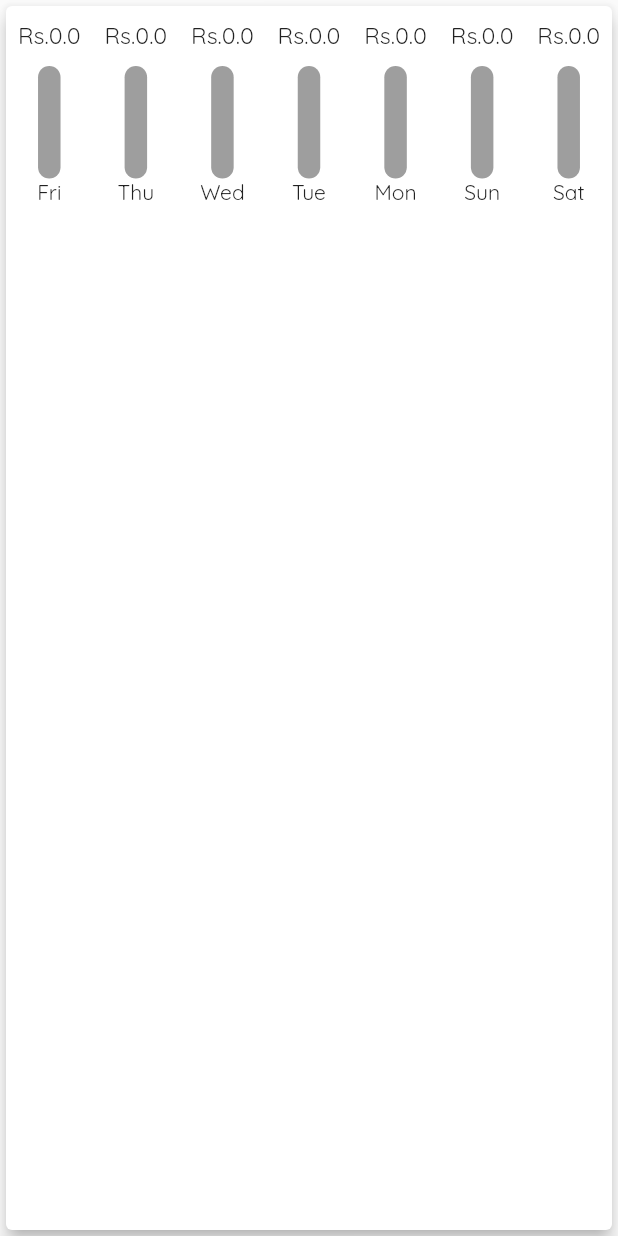
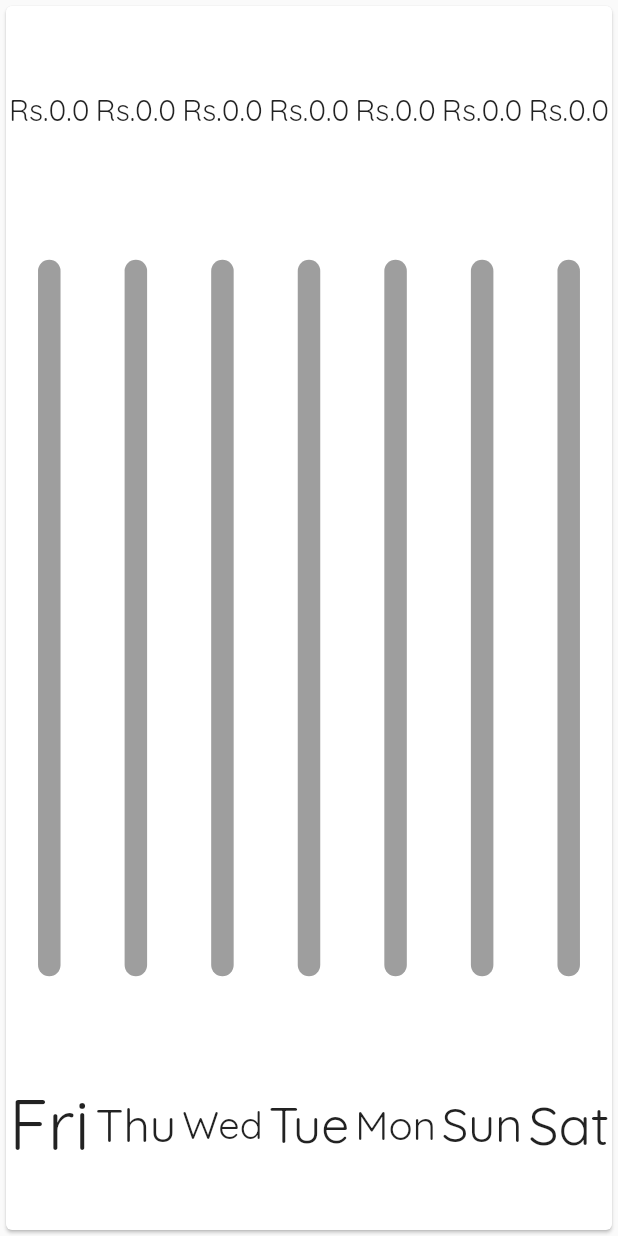
Before and after one commit to YuneshShrestha/personal_expenses_app, a Flutter app: the Chart widget shown alone on an empty page, opened directly with empty values, on a phone screen of 412 x 824 dp. Run offline on Flutter 3.47's test engine with Material 2 defaults, Android fonts, the phone set to English and light mode, and no system bars.

Commit message:
responsive design

```diff
--- a/lib/widgets/chart.dart
+++ b/lib/widgets/chart.dart
@@ -23,16 +23,20 @@ class Chart extends StatelessWidget {
   }
 
   double get totalSpending {
-    return dayWiseTransaction.fold(0.0, (sum, element) {
-      return sum + element['amt'];
-    });
+    double sum = 0.0;
+    for (int i = 0; i < dayWiseTransaction.length; i++) {
+      sum = sum + dayWiseTransaction[i]['amt'];
+    }
+    return sum;
+    // return dayWiseTransaction.fold(0.0, (sum, element) {
+    //   return sum + element['amt'];
+    // });
   }
-  // Map<String, Object> get value => null;
 
   @override
   Widget build(BuildContext context) {
     return Card(
-      elevation: 5.0,
+      // elevation: 5.0,
       child: Row(
         mainAxisAlignment: MainAxisAlignment.spaceBetween,
         children: dayWiseTransaction.map((e) {
--- a/lib/widgets/chart_bar.dart
+++ b/lib/widgets/chart_bar.dart
@@ -12,20 +12,22 @@ class ChartBar extends StatelessWidget {
   Widget build(BuildContext context) {
     return Padding(
       padding: const EdgeInsets.symmetric(vertical: 10.0, horizontal: 2.0),
-      child: Column(
+      child: LayoutBuilder(
+          builder: (BuildContext context, BoxConstraints constraints) {
+        return Column(
           children: [
             SizedBox(
-            height: 20.0,
+              height: constraints.maxHeight * 0.15,
               child: FittedBox(
                 child: Text('Rs.$spendingAmount'),
               ),
             ),
-          const SizedBox(
-            height: 10.0,
+            SizedBox(
+              height: constraints.maxHeight * 0.05,
             ),
             SizedBox(
               width: 15.0,
-            height: 75.0,
+              height: constraints.maxHeight * 0.6,
               child: Stack(
                 children: [
                   Container(
@@ -43,9 +45,15 @@ class ChartBar extends StatelessWidget {
                 ],
               ),
             ),
-          Text(label),
+            SizedBox(
+              height: constraints.maxHeight * 0.05,
+            ),
+            SizedBox(
+                height: constraints.maxHeight * 0.15,
+                child: FittedBox(child: Text(label))),
           ],
-      ),
+        );
+      }),
     );
   }
 }
```
Also changed, not shown: lib/main.dart (+28 -16 lines), lib/widgets/transaction_list.dart (+2 -5 lines). Lines whose indentation alone changed are shown as unchanged.
